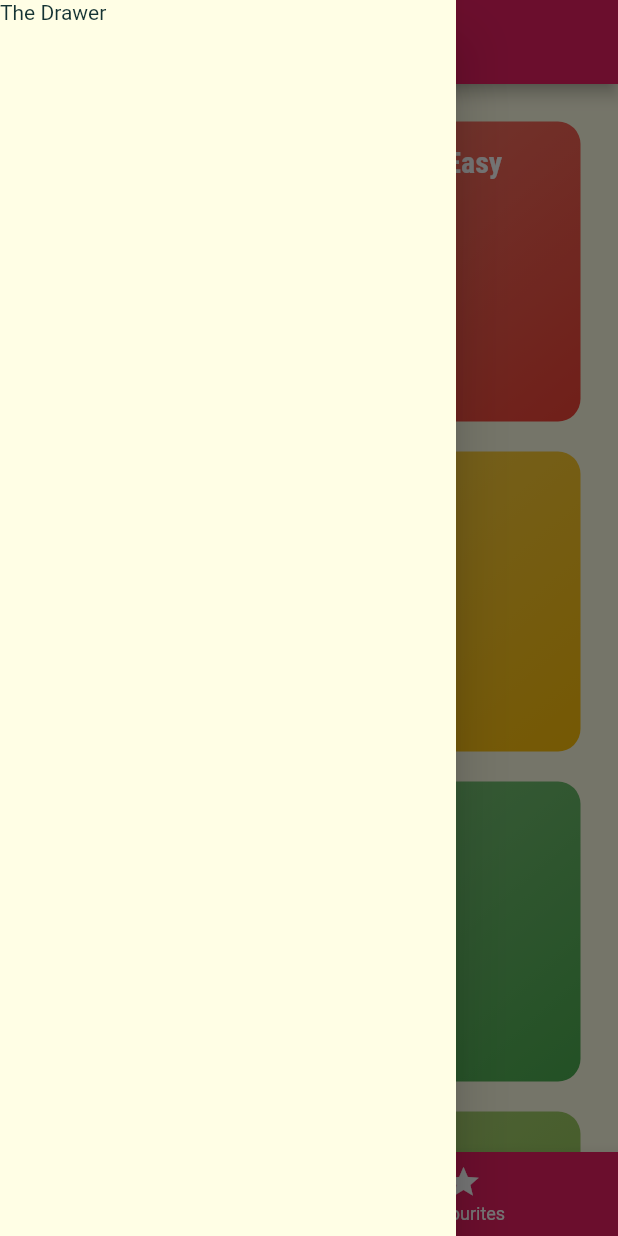
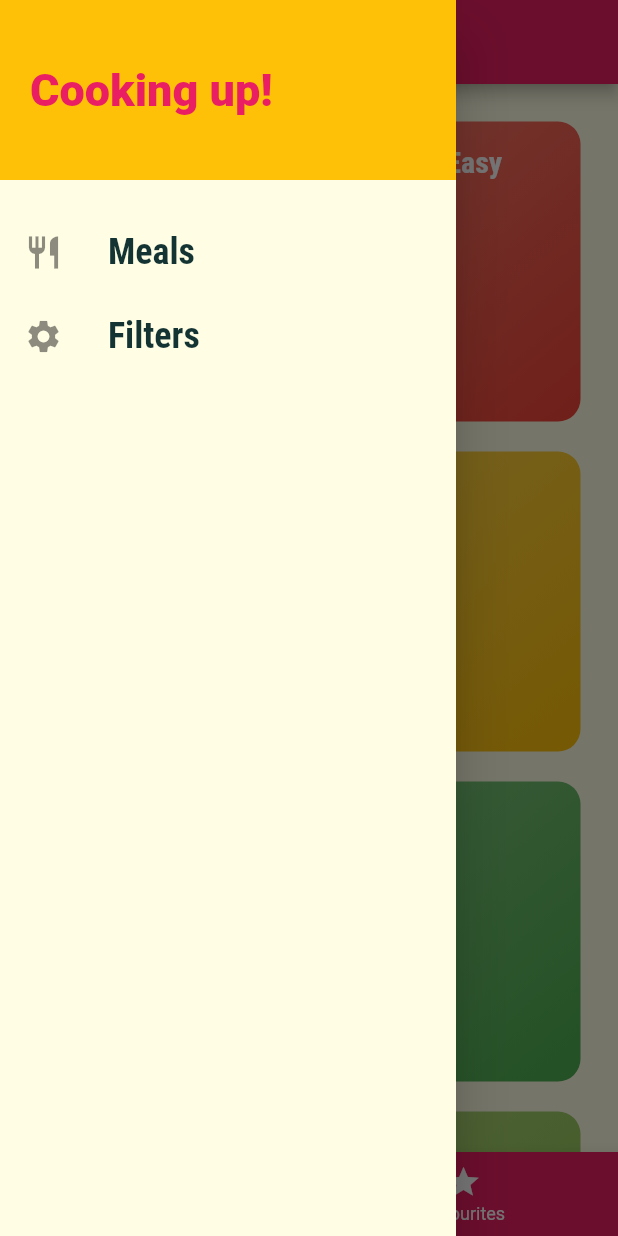
Before and after one commit to KyrolosMagdy/meals-app-training-flutter, a Flutter app: the screen it shows after launch, with the side drawer open, on a phone screen of 412 x 824 dp. Run offline on Flutter 3.47's test engine with Material 2 defaults, Android fonts, the phone set to English and light mode, and no system bars.

Commit message:
s adding side drawer

```diff
--- a/lib/main.dart
+++ b/lib/main.dart
@@ -1,5 +1,6 @@
 import 'package:flutter/material.dart';
 
+import './screens/filters_screen.dart';
 import './screens/tabs_screen.dart';
 import './screens/category_meal_screen.dart';
 import './screens/meal_detail_screen.dart';
@@ -47,6 +48,7 @@ class MyApp extends StatelessWidget {
         '/': (ctx) => const TabsScreen(),
         CategoryMealScreen.routeName: (ctx) => const CategoryMealScreen(),
         MealDetailScreen.routeName: (ctx) => const MealDetailScreen(),
+        FiltersScreen.routeName: (ctx) => const FiltersScreen(),
       },
       onUnknownRoute: ((settings) => MaterialPageRoute(
           builder: ((context) => const CategoryMealScreen()))),
--- /dev/null
+++ b/lib/screens/filters_screen.dart
@@ -0,0 +1,14 @@
+import 'package:flutter/material.dart';
+
+class FiltersScreen extends StatelessWidget {
+  const FiltersScreen({Key? key}) : super(key: key);
+
+  static const routeName = '/filters';
+
+  @override
+  Widget build(BuildContext context) {
+    return const Center(
+      child: Text('Filters Screen'),
+    );
+  }
+}
--- a/lib/screens/tabs_screen.dart
+++ b/lib/screens/tabs_screen.dart
@@ -1,7 +1,7 @@
 import 'package:flutter/material.dart';
 
 import '../models/screen.dart';
-
+import '../widgets/main_drawer.dart';
 import './categories_screen.dart';
 import './favourites_screen.dart';
 
@@ -38,9 +38,7 @@ class _TabsScreenState extends State<TabsScreen> {
       appBar: AppBar(
         title: Text(_pages[_selectedPageIndex].title),
       ),
-      drawer: const Drawer(
-        child: Text('The Drawer'),
-      ),
+      drawer: const MainDrawer(),
       body: _pages[_selectedPageIndex].page,
       bottomNavigationBar: BottomNavigationBar(
         onTap: _selectPage,
--- /dev/null
+++ b/lib/widgets/main_drawer.dart
@@ -0,0 +1,59 @@
+import 'package:flutter/material.dart';
+
+import '../screens/filters_screen.dart';
+
+class MainDrawer extends StatelessWidget {
+  const MainDrawer({Key? key}) : super(key: key);
+
+  Widget buildListTile(String title, IconData icon, VoidCallback handleTab) {
+    return ListTile(
+      leading: Icon(
+        icon,
+        size: 26,
+      ),
+      title: Text(
+        title,
+        style: const TextStyle(
+          fontFamily: 'RobotoCondensed',
+          fontSize: 24,
+          fontWeight: FontWeight.bold,
+        ),
+      ),
+      onTap: handleTab,
+    );
+  }
+
+  @override
+  Widget build(BuildContext context) {
+    return Drawer(
+      child: Column(
+        children: [
+          Container(
+            height: 120,
+            width: double.infinity,
+            padding: const EdgeInsets.all(20),
+            alignment: Alignment.centerLeft,
+            color: Theme.of(context).colorScheme.secondary,
+            child: Text(
+              'Cooking up!',
+              style: TextStyle(
+                fontWeight: FontWeight.w900,
+                fontSize: 30,
+                color: Theme.of(context).colorScheme.primary,
+              ),
+            ),
+          ),
+          const SizedBox(
+            height: 20,
+          ),
+          buildListTile('Meals', Icons.restaurant, () {
+            Navigator.of(context).pushNamed('/');
+          }),
+          buildListTile('Filters', Icons.settings, () {
+            Navigator.of(context).pushNamed(FiltersScreen.routeName);
+          }),
+        ],
+      ),
+    );
+  }
+}
```
